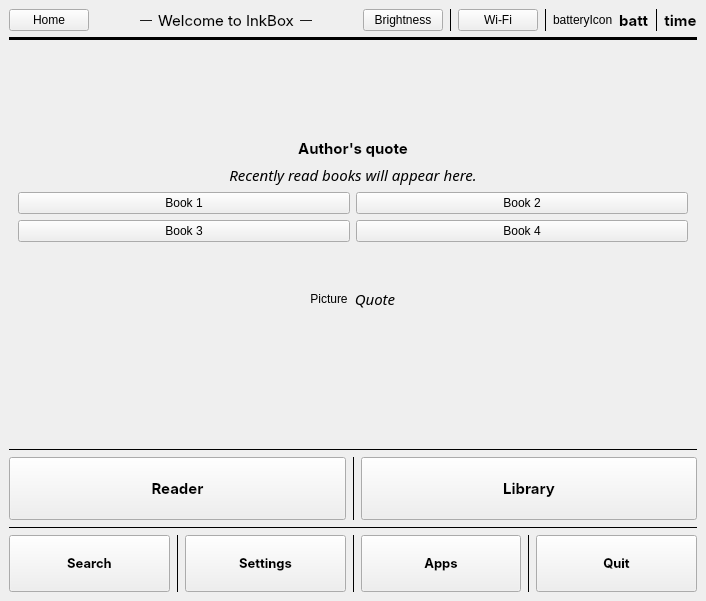
First picture: the form in mainwindow.ui, repository Quill-OS/quill, before the edit.
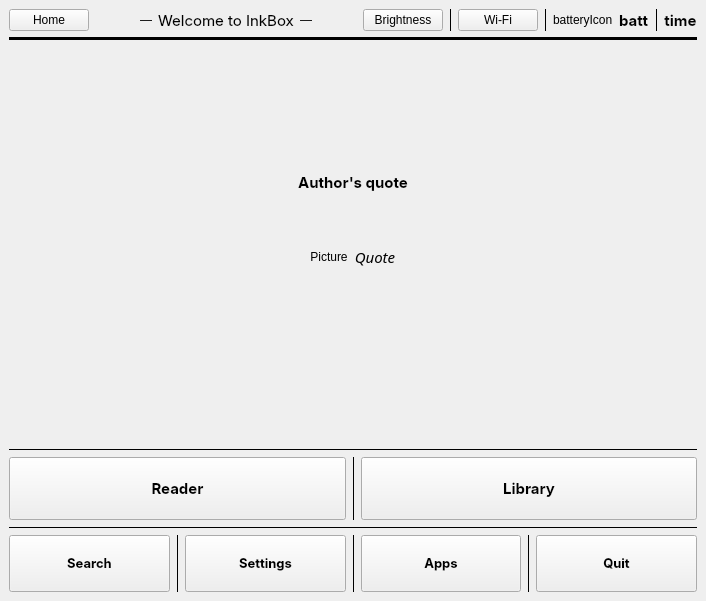
Second picture: the form after the edit.

```diff
--- a/mainwindow.ui
+++ b/mainwindow.ui
@@ -193,19 +193,27 @@
        <layout class="QVBoxLayout" name="verticalLayout_2">
         <item>
          <layout class="QGridLayout" name="gridLayout_3">
-          <item row="0" column="0">
-           <spacer name="verticalSpacer_4">
-            <property name="orientation">
-             <enum>Qt::Vertical</enum>
+          <item row="5" column="0">
+           <widget class="QStackedWidget" name="homeStackedWidget">
+            <property name="currentIndex">
+             <number>0</number>
             </property>
-            <property name="sizeHint" stdset="0">
-             <size>
-              <width>20</width>
-              <height>40</height>
-             </size>
-            </property>
-           </spacer>
-          </item>
+            <widget class="QWidget" name="page_5">
+             <layout class="QVBoxLayout" name="verticalLayout_6">
+              <property name="leftMargin">
+               <number>0</number>
+              </property>
+              <property name="topMargin">
+               <number>0</number>
+              </property>
+              <property name="rightMargin">
+               <number>0</number>
+              </property>
+              <property name="bottomMargin">
+               <number>0</number>
+              </property>
+              <item>
+               <layout class="QGridLayout" name="gridLayout_6">
           <item row="1" column="0">
            <widget class="QLabel" name="quoteHeadingLabel">
             <property name="font">
@@ -225,7 +233,20 @@
             </property>
            </widget>
           </item>
-          <item row="4" column="0">
+                <item row="0" column="0">
+                 <spacer name="verticalSpacer_4">
+                  <property name="orientation">
+                   <enum>Qt::Vertical</enum>
+                  </property>
+                  <property name="sizeHint" stdset="0">
+                   <size>
+                    <width>20</width>
+                    <height>40</height>
+                   </size>
+                  </property>
+                 </spacer>
+                </item>
+                <item row="2" column="0">
            <layout class="QGridLayout" name="gridLayout_4">
             <property name="bottomMargin">
              <number>0</number>
@@ -320,75 +341,7 @@
             </item>
            </layout>
           </item>
-          <item row="2" column="0">
-           <widget class="QLabel" name="recentBooksLabel">
-            <property name="font">
-             <font>
-              <family>Chivo</family>
-              <pointsize>11</pointsize>
-              <weight>50</weight>
-              <italic>true</italic>
-              <bold>false</bold>
-             </font>
-            </property>
-            <property name="text">
-             <string>Recently read books will appear here.</string>
-            </property>
-            <property name="alignment">
-             <set>Qt::AlignCenter</set>
-            </property>
-           </widget>
-          </item>
           <item row="3" column="0">
-           <layout class="QGridLayout" name="gridLayout">
-            <property name="bottomMargin">
-             <number>0</number>
-            </property>
-            <item row="0" column="0">
-             <layout class="QGridLayout" name="gridLayout_6">
-              <property name="bottomMargin">
-               <number>0</number>
-              </property>
-              <item row="0" column="0">
-               <widget class="QPushButton" name="book1Btn">
-                <property name="text">
-                 <string>Book 1</string>
-                </property>
-               </widget>
-              </item>
-              <item row="0" column="1">
-               <widget class="QPushButton" name="book2Btn">
-                <property name="text">
-                 <string>Book 2</string>
-                </property>
-               </widget>
-              </item>
-             </layout>
-            </item>
-            <item row="1" column="0">
-             <layout class="QGridLayout" name="gridLayout_8">
-              <property name="bottomMargin">
-               <number>0</number>
-              </property>
-              <item row="0" column="0">
-               <widget class="QPushButton" name="book3Btn">
-                <property name="text">
-                 <string>Book 3</string>
-                </property>
-               </widget>
-              </item>
-              <item row="0" column="1">
-               <widget class="QPushButton" name="book4Btn">
-                <property name="text">
-                 <string>Book 4</string>
-                </property>
-               </widget>
-              </item>
-             </layout>
-            </item>
-           </layout>
-          </item>
-          <item row="5" column="0">
            <spacer name="verticalSpacer_3">
             <property name="orientation">
              <enum>Qt::Vertical</enum>
@@ -400,6 +353,15 @@
              </size>
             </property>
            </spacer>
+                </item>
+               </layout>
+              </item>
+             </layout>
+            </widget>
+            <widget class="QWidget" name="page_6">
+             <layout class="QVBoxLayout" name="verticalLayout_7"/>
+            </widget>
+           </widget>
           </item>
          </layout>
         </item>
```
Lines whose indentation alone changed are shown as unchanged.
